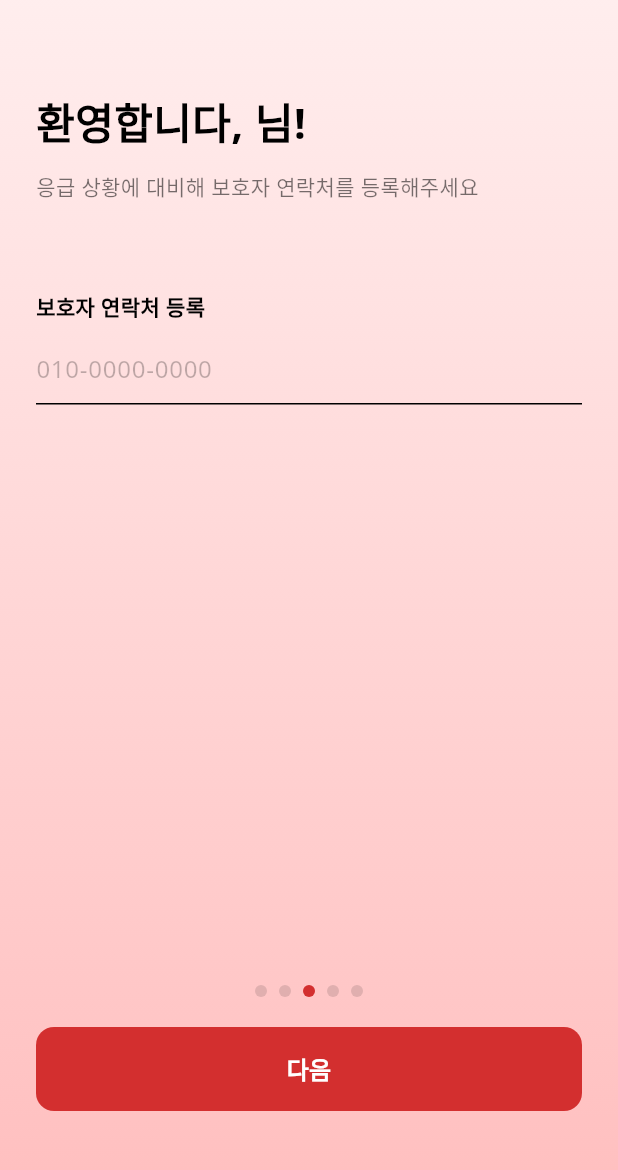
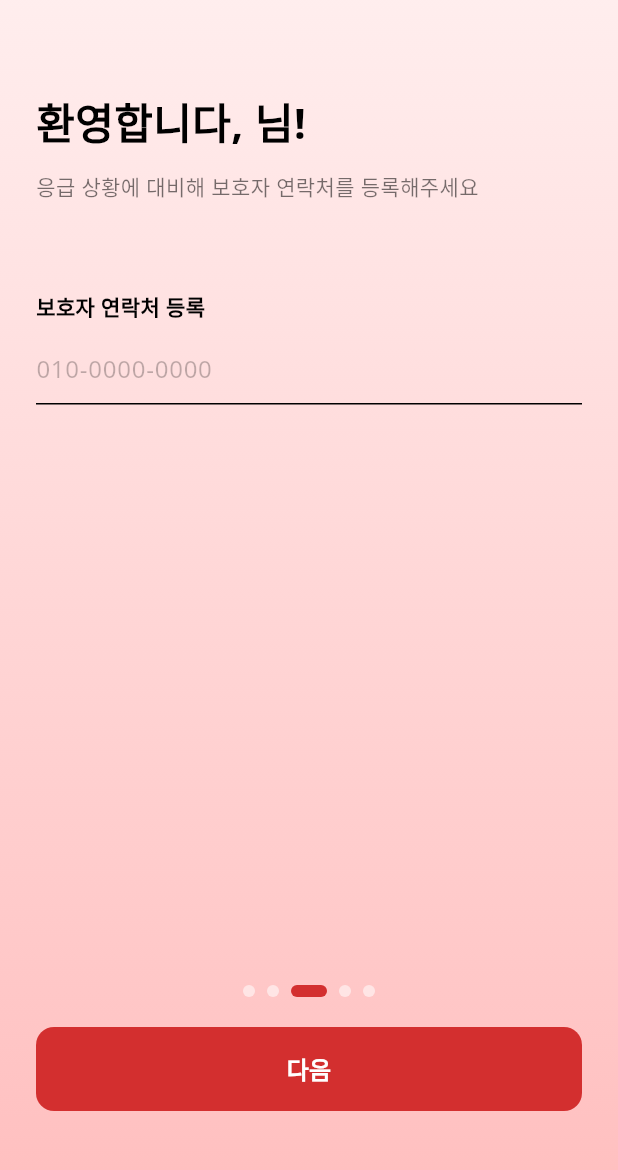
Before and after one commit to quad-S-HeartSignal/heartsignal-client, a Flutter app: the OnboardingStep1Screen screen opened by its route, on a phone screen of 412 x 824 dp, the part 65-1235 px from its top. Run offline on Flutter 3.47's test engine with Material 3 defaults, Android fonts, the phone set to English and light mode, and no system bars; our stand-ins replace flutter_secure_storage, geolocator, go_router, google_fonts, google_maps_flutter; missing offline and left inert: flutter_web_auth_2; accounts and stored records are empty.

Commit message:
fix: unify step indicator & card style #8

```diff
--- a/lib/screens/hospital_search_screen.dart
+++ b/lib/screens/hospital_search_screen.dart
@@ -267,7 +267,7 @@ class _HospitalSearchScreenState extends State<HospitalSearchScreen> {
                         },
                         myLocationEnabled: true,
                         myLocationButtonEnabled: false,
-                        zoomControlsEnabled: false,
+                        zoomControlsEnabled: true,
                         markers: _markers,
                       ),
                     ),
--- a/lib/screens/onboarding_step1_screen.dart
+++ b/lib/screens/onboarding_step1_screen.dart
@@ -5,6 +5,7 @@ import 'package:google_fonts/google_fonts.dart';
 import 'package:provider/provider.dart';
 import '../services/auth_service.dart';
 import '../widgets/custom_button.dart';
+import '../widgets/step_indicator.dart';
 
 class OnboardingStep1Screen extends StatefulWidget {
   const OnboardingStep1Screen({super.key});
@@ -133,20 +134,13 @@ class _OnboardingStep1ScreenState extends State<OnboardingStep1Screen> {
                     },
                   ),
                   const Spacer(),
-                  // Step Indicator
-                  Row(
-                    mainAxisAlignment: MainAxisAlignment.center,
-                    children: [
-                      _buildDot(false),
-                      const SizedBox(width: 8),
-                      _buildDot(false),
-                      const SizedBox(width: 8),
-                      _buildDot(true), // Active
-                      const SizedBox(width: 8),
-                      _buildDot(false),
-                      const SizedBox(width: 8),
-                      _buildDot(false),
-                    ],
+                  const Center(
+                    child: StepIndicator(
+                      totalSteps: 5,
+                      currentStep: 2,
+                      activeColor: Color(0xFFD32F2F),
+                      inactiveColor: Colors.white54,
+                    ),
                   ),
                   const SizedBox(height: 20),
                   CustomButton(
@@ -161,17 +155,6 @@ class _OnboardingStep1ScreenState extends State<OnboardingStep1Screen> {
             ),
           ),
         ),
-      ),
-    );
-  }
-
-  Widget _buildDot(bool isActive) {
-    return Container(
-      width: 8,
-      height: 8,
-      decoration: BoxDecoration(
-        color: isActive ? const Color(0xFFD32F2F) : Colors.black12,
-        shape: BoxShape.circle,
       ),
     );
   }
@@ -194,16 +177,6 @@ class _PhoneNumberFormatter extends TextInputFormatter {
       }
     }
 
-    // A more robust formatter or existing library is better,
-    // but this simple logic handles standard 010 cases reasonably well for digitsOnly input.
-    // Handling deletion correctly might require more logic,
-    // but let's stick to simple insertion formatting for now.
-
-    // Better logic:
-    // 3 digits -> 3-
-    // 7 digits -> 3-4-
-    // 11 digits max
-
     var digits = text.replaceAll(RegExp(r'\D'), '');
     var formatted = '';
 
```
Also changed, not shown: lib/screens/completion_screen.dart (+7 -7 lines), lib/screens/intro_screen.dart (+7 -5 lines), lib/screens/login_screen.dart (+7 -5 lines), lib/screens/onboarding_step2_screen.dart (+8 -25 lines), lib/screens/signup_step1_guardian_screen.dart (+8 -6 lines), lib/screens/signup_step2_birthdate_screen.dart (+8 -7 lines).
